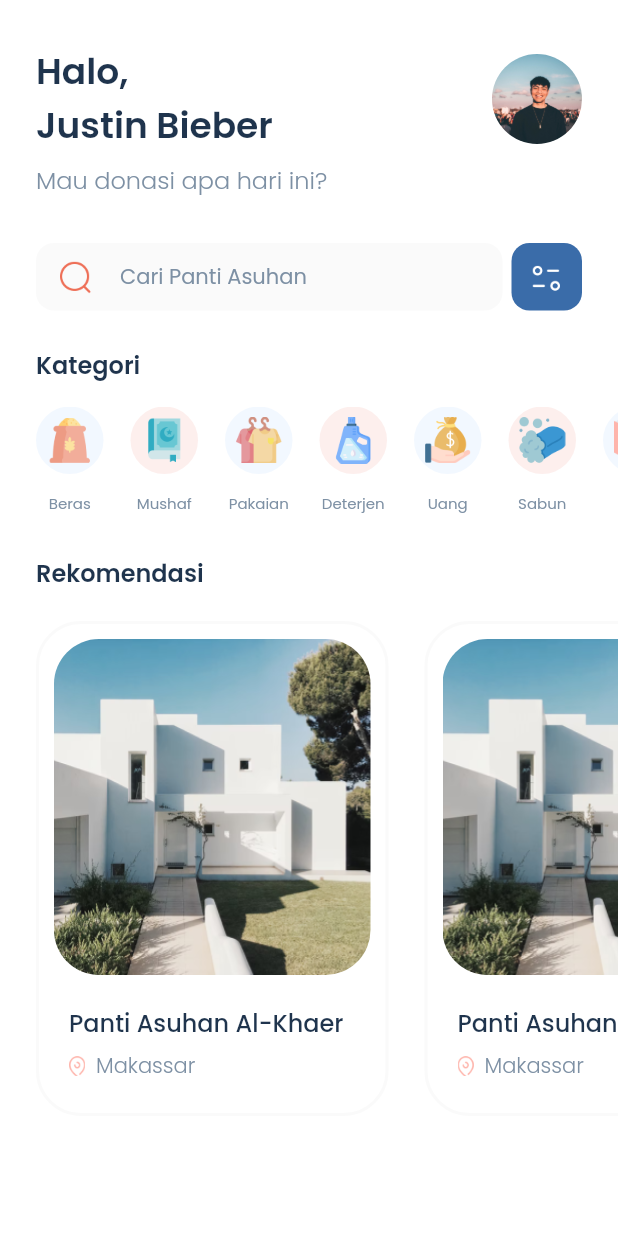
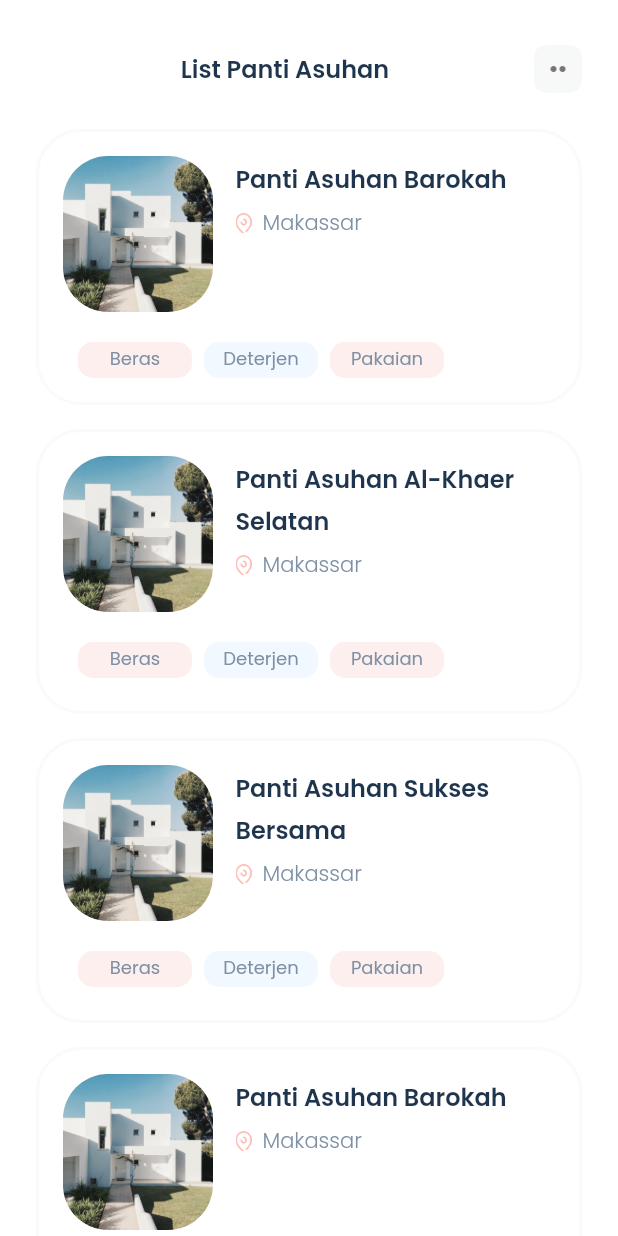
Before and after one commit to nadiamrnt/peka, a Flutter app: the screen it shows after launch, on a phone screen of 412 x 824 dp. Run offline on Flutter 3.47's test engine with Material 2 defaults, Android fonts, the phone set to English and light mode, and no system bars; our stand-ins replace equatable, google_fonts, salomon_bottom_bar.

Commit message:
menambahkan halaman daftar kelola panti asuhan

```diff
--- a/lib/main.dart
+++ b/lib/main.dart
@@ -1,6 +1,6 @@
 import 'package:flutter/material.dart';
 import 'package:peka/common/styles.dart';
-import 'package:peka/ui/pages/home/home_page.dart';
+import 'package:peka/ui/pages/kelola_panti/kelola_page.dart';
 
 void main() {
   runApp(const MyApp());
@@ -16,7 +16,7 @@ class MyApp extends StatelessWidget {
       debugShowCheckedModeBanner: false,
       theme: ThemeData(
           primarySwatch: Colors.blue, scaffoldBackgroundColor: kWhiteColor),
-      home: const HomePage(),
+      home: const KelolaPage(),
     );
   }
 }
--- a/lib/ui/pages/home/home_page.dart
+++ b/lib/ui/pages/home/home_page.dart
@@ -1,4 +1,3 @@
-import 'package:flutter/cupertino.dart';
 import 'package:flutter/material.dart';
 import 'package:peka/common/styles.dart';
 import 'package:peka/utils/category_helper.dart';
--- /dev/null
+++ b/lib/ui/pages/kelola_panti/kelola_page.dart
@@ -0,0 +1,576 @@
+import 'package:flutter/material.dart';
+import 'package:peka/common/styles.dart';
+
+class KelolaPage extends StatelessWidget {
+  const KelolaPage({Key? key}) : super(key: key);
+
+  @override
+  Widget build(BuildContext context) {
+    return SafeArea(
+      child: Scaffold(
+        body: Padding(
+          padding: const EdgeInsets.only(top: 30, left: 24, right: 24),
+          child: Column(
+            children: [
+              _buildHeader(),
+              const SizedBox(height: 24),
+              _buildListKelolaPanti(),
+            ],
+          ),
+        ),
+      ),
+    );
+  }
+
+  Widget _buildHeader() {
+    return Row(
+      children: [
+        Expanded(
+          child: Text(
+            'List Panti Asuhan',
+            textAlign: TextAlign.center,
+            style: blackTextStyle.copyWith(
+              fontSize: 16,
+              fontWeight: semiBold,
+            ),
+          ),
+        ),
+        GestureDetector(
+          //TODO:: Add Panti Asuhan button
+          onTap: () {},
+          child: Image.asset(
+            'assets/icons/ic_dots.png',
+            width: 32,
+          ),
+        ),
+      ],
+    );
+  }
+
+  Widget _buildListKelolaPanti() {
+    return Flexible(
+      child: ListView(
+        children: [
+          GestureDetector(
+            child: Container(
+              height: 184,
+              width: double.infinity,
+              margin: const EdgeInsets.only(bottom: 16),
+              padding: const EdgeInsets.all(16),
+              decoration: BoxDecoration(
+                border: Border.all(
+                  color: kWhiteBgColor,
+                  width: 2,
+                ),
+                borderRadius: BorderRadius.circular(30),
+              ),
+              child: Column(
+                children: [
+                  Row(
+                    crossAxisAlignment: CrossAxisAlignment.start,
+                    children: [
+                      Container(
+                        height: 104,
+                        width: 100,
+                        decoration: BoxDecoration(
+                          borderRadius: BorderRadius.circular(30),
+                          image: const DecorationImage(
+                            fit: BoxFit.fill,
+                            image: AssetImage('assets/images/img_house.png'),
+                          ),
+                        ),
+                      ),
+                      const SizedBox(width: 15),
+                      Expanded(
+                        child: Column(
+                          crossAxisAlignment: CrossAxisAlignment.start,
+                          children: [
+                            Text(
+                              'Panti Asuhan Barokah',
+                              style: blackTextStyle.copyWith(
+                                fontSize: 16,
+                                fontWeight: semiBold,
+                                height: 1.75,
+                              ),
+                            ),
+                            const SizedBox(height: 6),
+                            Row(
+                              children: [
+                                Image.asset(
+                                  'assets/icons/ic_location.png',
+                                  width: 11,
+                                  height: 14,
+                                ),
+                                const SizedBox(width: 7),
+                                Text(
+                                  'Makassar',
+                                  style: greyTextStyle.copyWith(
+                                    fontSize: 14,
+                                    fontWeight: light,
+                                  ),
+                                ),
+                              ],
+                            )
+                          ],
+                        ),
+                      )
+                    ],
+                  ),
+                  const SizedBox(height: 20),
+                  Padding(
+                    padding: const EdgeInsets.only(left: 10.0),
+                    child: Row(
+                      children: [
+                        Container(
+                          width: 76,
+                          height: 24,
+                          margin: const EdgeInsets.only(right: 8),
+                          padding: const EdgeInsets.only(top: 2),
+                          decoration: BoxDecoration(
+                            color: kPinkBgColor,
+                            borderRadius: BorderRadius.circular(10),
+                          ),
+                          child: Text(
+                            'Beras',
+                            textAlign: TextAlign.center,
+                            style: greyTextStyle.copyWith(
+                              fontSize: 12,
+                              fontWeight: regular,
+                            ),
+                          ),
+                        ),
+                        Container(
+                          width: 76,
+                          height: 24,
+                          margin: const EdgeInsets.only(right: 8),
+                          padding: const EdgeInsets.only(top: 2),
+                          decoration: BoxDecoration(
+                            color: kBlueBgColor,
+                            borderRadius: BorderRadius.circular(10),
+                          ),
+                          child: Text(
+                            'Deterjen',
+                            textAlign: TextAlign.center,
+                            style: greyTextStyle.copyWith(
+                              fontSize: 12,
+                              fontWeight: regular,
+                            ),
+                          ),
+                        ),
+                        Container(
+                          width: 76,
+                          height: 24,
+                          margin: const EdgeInsets.only(right: 8),
+                          padding: const EdgeInsets.only(top: 2),
+                          decoration: BoxDecoration(
+                            color: kPinkBgColor,
+                            borderRadius: BorderRadius.circular(10),
+                          ),
+                          child: Text(
+                            'Pakaian',
+                            textAlign: TextAlign.center,
+                            style: greyTextStyle.copyWith(
+                              fontSize: 12,
+                              fontWeight: regular,
+                            ),
+                          ),
+                        ),
+                      ],
+                    ),
+                  )
+                ],
+              ),
+            ),
+          ),
+          Container(
+            height: 190,
+            width: double.infinity,
+            margin: const EdgeInsets.only(bottom: 16),
+            padding: const EdgeInsets.all(16),
+            decoration: BoxDecoration(
+              border: Border.all(
+                color: kWhiteBgColor,
+                width: 2,
+              ),
+              borderRadius: BorderRadius.circular(30),
+            ),
+            child: Column(
+              children: [
+                Row(
+                  crossAxisAlignment: CrossAxisAlignment.start,
+                  children: [
+                    Container(
+                      height: 104,
+                      width: 100,
+                      decoration: BoxDecoration(
+                        borderRadius: BorderRadius.circular(30),
+                        image: const DecorationImage(
+                          fit: BoxFit.fill,
+                          image: AssetImage('assets/images/img_house.png'),
+                        ),
+                      ),
+                    ),
+                    const SizedBox(width: 15),
+                    Expanded(
+                      child: Column(
+                        crossAxisAlignment: CrossAxisAlignment.start,
+                        children: [
+                          Text(
+                            'Panti Asuhan Al-Khaer Selatan',
+                            style: blackTextStyle.copyWith(
+                              fontSize: 16,
+                              fontWeight: semiBold,
+                              height: 1.75,
+                            ),
+                          ),
+                          const SizedBox(height: 6),
+                          Row(
+                            children: [
+                              Image.asset(
+                                'assets/icons/ic_location.png',
+                                width: 11,
+                                height: 14,
+                              ),
+                              const SizedBox(width: 7),
+                              Text(
+                                'Makassar',
+                                style: greyTextStyle.copyWith(
+                                  fontSize: 14,
+                                  fontWeight: light,
+                                ),
+                              ),
+                            ],
+                          )
+                        ],
+                      ),
+                    )
+                  ],
+                ),
+                const SizedBox(height: 20),
+                Padding(
+                  padding: const EdgeInsets.only(left: 10.0),
+                  child: Row(
+                    children: [
+                      Container(
+                        width: 76,
+                        height: 24,
+                        margin: const EdgeInsets.only(right: 8),
+                        padding: const EdgeInsets.only(top: 2),
+                        decoration: BoxDecoration(
+                          color: kPinkBgColor,
+                          borderRadius: BorderRadius.circular(10),
+                        ),
+                        child: Text(
+                          'Beras',
+                          textAlign: TextAlign.center,
+                          style: greyTextStyle.copyWith(
+                            fontSize: 12,
+                            fontWeight: regular,
+                          ),
+                        ),
+                      ),
+                      Container(
+                        width: 76,
+                        height: 24,
+                        margin: const EdgeInsets.only(right: 8),
+                        padding: const EdgeInsets.only(top: 2),
+                        decoration: BoxDecoration(
+                          color: kBlueBgColor,
+                          borderRadius: BorderRadius.circular(10),
+                        ),
+                        child: Text(
+                          'Deterjen',
+                          textAlign: TextAlign.center,
+                          style: greyTextStyle.copyWith(
+                            fontSize: 12,
+                            fontWeight: regular,
+                          ),
+                        ),
+                      ),
+                      Container(
+                        width: 76,
+                        height: 24,
+                        margin: const EdgeInsets.only(right: 8),
+                        padding: const EdgeInsets.only(top: 2),
+                        decoration: BoxDecoration(
+                          color: kPinkBgColor,
+                          borderRadius: BorderRadius.circular(10),
+                        ),
+                        child: Text(
+                          'Pakaian',
+                          textAlign: TextAlign.center,
+                          style: greyTextStyle.copyWith(
+                            fontSize: 12,
+                            fontWeight: regular,
+                          ),
+                        ),
+                      ),
+                    ],
+                  ),
+                )
+              ],
+            ),
+          ),
+          Container(
+            height: 190,
+            width: double.infinity,
+            margin: const EdgeInsets.only(bottom: 16),
+            padding: const EdgeInsets.all(16),
+            decoration: BoxDecoration(
+              border: Border.all(
+                color: kWhiteBgColor,
+                width: 2,
+              ),
+              borderRadius: BorderRadius.circular(30),
+            ),
+            child: Column(
+              children: [
+                Row(
+                  crossAxisAlignment: CrossAxisAlignment.start,
+                  children: [
+                    Container(
+                      height: 104,
+                      width: 100,
+                      decoration: BoxDecoration(
+                        borderRadius: BorderRadius.circular(30),
+                        image: const DecorationImage(
+                          fit: BoxFit.fill,
+                          image: AssetImage('assets/images/img_house.png'),
+                        ),
+                      ),
+                    ),
+                    const SizedBox(width: 15),
+                    Expanded(
+                      child: Column(
+                        crossAxisAlignment: CrossAxisAlignment.start,
+                        children: [
+                          Text(
+                            'Panti Asuhan Sukses Bersama',
+                            style: blackTextStyle.copyWith(
+                              fontSize: 16,
+                              fontWeight: semiBold,
+                              height: 1.75,
+                            ),
+                          ),
+                          const SizedBox(height: 6),
+                          Row(
+                            children: [
+                              Image.asset(
+                                'assets/icons/ic_location.png',
+                                width: 11,
+                                height: 14,
+                              ),
+                              const SizedBox(width: 7),
+                              Text(
+                                'Makassar',
+                                style: greyTextStyle.copyWith(
+                                  fontSize: 14,
+                                  fontWeight: light,
+                                ),
+                              ),
+                            ],
+                          )
+                        ],
+                      ),
+                    )
+                  ],
+                ),
+                const SizedBox(height: 20),
+                Padding(
+                  padding: const EdgeInsets.only(left: 10.0),
+                  child: Row(
+                    children: [
+                      Container(
+                        width: 76,
+                        height: 24,
+                        margin: const EdgeInsets.only(right: 8),
+                        padding: const EdgeInsets.only(top: 2),
+                        decoration: BoxDecoration(
+                          color: kPinkBgColor,
+                          borderRadius: BorderRadius.circular(10),
+                        ),
+                        child: Text(
+                          'Beras',
+                          textAlign: TextAlign.center,
+                          style: greyTextStyle.copyWith(
+                            fontSize: 12,
+                            fontWeight: regular,
+                          ),
+                        ),
+                      ),
+                      Container(
+                        width: 76,
+                        height: 24,
+                        margin: const EdgeInsets.only(right: 8),
+                        padding: const EdgeInsets.only(top: 2),
+                        decoration: BoxDecoration(
+                          color: kBlueBgColor,
+                          borderRadius: BorderRadius.circular(10),
+                        ),
+                        child: Text(
+                          'Deterjen',
+                          textAlign: TextAlign.center,
+                          style: greyTextStyle.copyWith(
+                            fontSize: 12,
+                            fontWeight: regular,
+                          ),
+                        ),
+                      ),
+                      Container(
+                        width: 76,
+                        height: 24,
+                        margin: const EdgeInsets.only(right: 8),
+                        padding: const EdgeInsets.only(top: 2),
+                        decoration: BoxDecoration(
+                          color: kPinkBgColor,
+                          borderRadius: BorderRadius.circular(10),
+                        ),
+                        child: Text(
+                          'Pakaian',
+                          textAlign: TextAlign.center,
+                          style: greyTextStyle.copyWith(
+                            fontSize: 12,
+                            fontWeight: regular,
+                          ),
+                        ),
+                      ),
+                    ],
+                  ),
+                )
+              ],
+            ),
+          ),
+          Container(
+            height: 190,
+            width: double.infinity,
+            margin: const EdgeInsets.only(bottom: 16),
+            padding: const EdgeInsets.all(16),
+            decoration: BoxDecoration(
+              border: Border.all(
+                color: kWhiteBgColor,
+                width: 2,
+              ),
+              borderRadius: BorderRadius.circular(30),
+            ),
+            child: Column(
+              children: [
+                Row(
+                  crossAxisAlignment: CrossAxisAlignment.start,
+                  children: [
+                    Container(
+                      height: 104,
+                      width: 100,
+                      decoration: BoxDecoration(
+                        borderRadius: BorderRadius.circular(30),
+                        image: const DecorationImage(
+                          fit: BoxFit.fill,
+                          image: AssetImage('assets/images/img_house.png'),
+                        ),
+                      ),
+                    ),
+                    const SizedBox(width: 15),
+                    Expanded(
+                      child: Column(
+                        crossAxisAlignment: CrossAxisAlignment.start,
+                        children: [
+                          Text(
+                            'Panti Asuhan Barokah',
+                            style: blackTextStyle.copyWith(
+                              fontSize: 16,
+                              fontWeight: semiBold,
+                              height: 1.75,
+                            ),
+                          ),
+                          const SizedBox(height: 6),
+                          Row(
+                            children: [
+                              Image.asset(
+                                'assets/icons/ic_location.png',
+                                width: 11,
+                                height: 14,
+                              ),
+                              const SizedBox(width: 7),
+                              Text(
+                                'Makassar',
+                                style: greyTextStyle.copyWith(
+                                  fontSize: 14,
+                                  fontWeight: light,
+                                ),
+                              ),
+                            ],
+                          )
+                        ],
+                      ),
+                    )
+                  ],
+                ),
+                const SizedBox(height: 20),
+                Padding(
+                  padding: const EdgeInsets.only(left: 10.0),
+                  child: Row(
+                    children: [
+                      Container(
+                        width: 76,
+                        height: 24,
+                        margin: const EdgeInsets.only(right: 8),
+                        padding: const EdgeInsets.only(top: 2),
+                        decoration: BoxDecoration(
+                          color: kPinkBgColor,
+                          borderRadius: BorderRadius.circular(10),
+                        ),
+                        child: Text(
+                          'Beras',
+                          textAlign: TextAlign.center,
+                          style: greyTextStyle.copyWith(
+                            fontSize: 12,
+                            fontWeight: regular,
+                          ),
+                        ),
+                      ),
+                      Container(
+                        width: 76,
+                        height: 24,
+                        margin: const EdgeInsets.only(right: 8),
+                        padding: const EdgeInsets.only(top: 2),
+                        decoration: BoxDecoration(
+                          color: kBlueBgColor,
+                          borderRadius: BorderRadius.circular(10),
+                        ),
+                        child: Text(
+                          'Deterjen',
+                          textAlign: TextAlign.center,
+                          style: greyTextStyle.copyWith(
+                            fontSize: 12,
+                            fontWeight: regular,
+                          ),
+                        ),
+                      ),
+                      Container(
+                        width: 76,
+                        height: 24,
+                        margin: const EdgeInsets.only(right: 8),
+                        padding: const EdgeInsets.only(top: 2),
+                        decoration: BoxDecoration(
+                          color: kPinkBgColor,
+                          borderRadius: BorderRadius.circular(10),
+                        ),
+                        child: Text(
+                          'Pakaian',
+                          textAlign: TextAlign.center,
+                          style: greyTextStyle.copyWith(
+                            fontSize: 12,
+                            fontWeight: regular,
+                          ),
+                        ),
+                      ),
+                    ],
+                  ),
+                )
+              ],
+            ),
+          ),
+        ],
+      ),
+    );
+  }
+}
```
